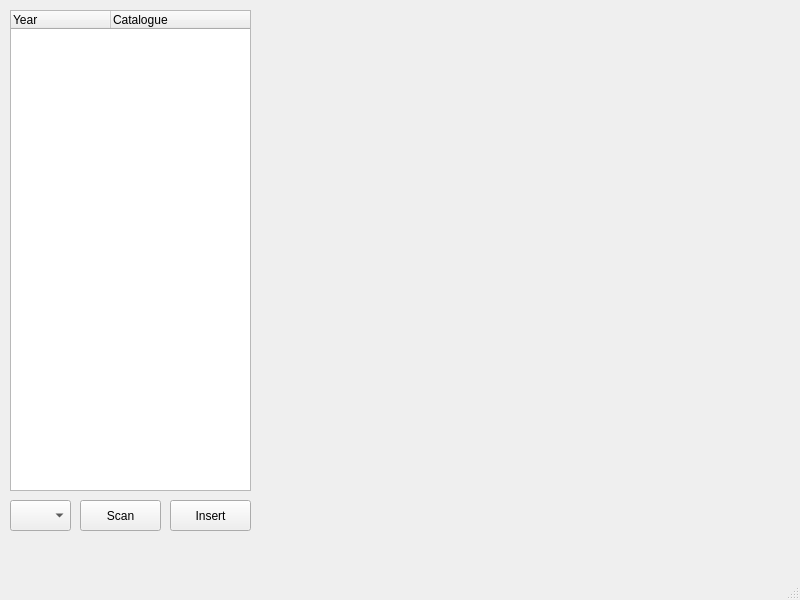
Old version of the form SCDAgui/mainwindow.ui in the repository JBs197/GUI.
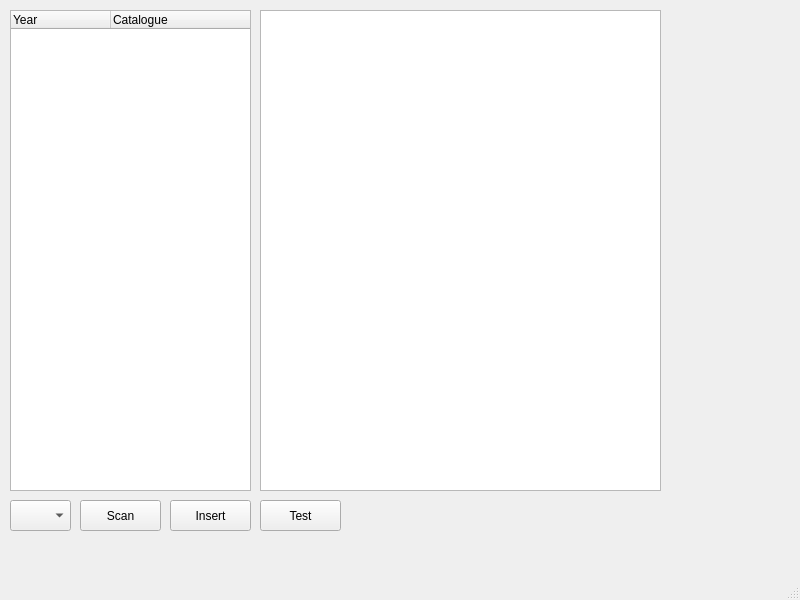
New version of the form.

Commit message: Developing tree structures.

Patch:
```diff
--- a/SCDAgui/mainwindow.ui
+++ b/SCDAgui/mainwindow.ui
@@ -85,6 +85,29 @@
      <string>Insert</string>
     </property>
    </widget>
+   <widget class="QPushButton" name="pB_test">
+    <property name="geometry">
+     <rect>
+      <x>260</x>
+      <y>500</y>
+      <width>81</width>
+      <height>31</height>
+     </rect>
+    </property>
+    <property name="text">
+     <string>Test</string>
+    </property>
+   </widget>
+   <widget class="QTreeView" name="treeView">
+    <property name="geometry">
+     <rect>
+      <x>260</x>
+      <y>10</y>
+      <width>401</width>
+      <height>481</height>
+     </rect>
+    </property>
+   </widget>
   </widget>
   <widget class="QMenuBar" name="menubar">
    <property name="geometry">
```
The commit also changes 9 other files.
